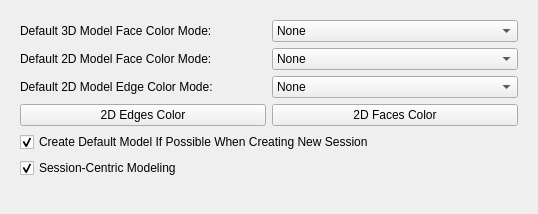
Before: the Qt Designer form Source/Applications/ModelBuilder/pqCMBModelBuilderOptions.ui in cnsuhao/cmb, drawn with Qt 5.
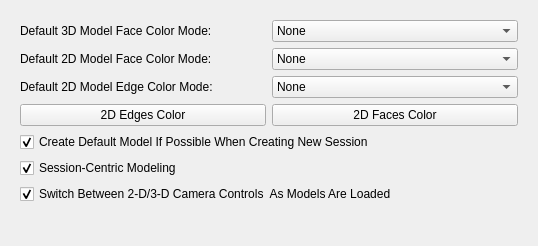
After: the same form once the commit is applied. Custom widgets are drawn as their Qt base class.

Commit message:
Switch camera manipulation mode as models are added.
This includes a user preference for camera manipulation.

What changed in the file:
```diff
--- a/Source/Applications/ModelBuilder/pqCMBModelBuilderOptions.ui
+++ b/Source/Applications/ModelBuilder/pqCMBModelBuilderOptions.ui
@@ -7,7 +7,7 @@
     <x>0</x>
     <y>0</y>
     <width>538</width>
-    <height>214</height>
+    <height>246</height>
    </rect>
   </property>
   <property name="windowTitle">
@@ -155,7 +155,7 @@
          </property>
         </widget>
        </item>
-       <item row="5" column="0" colspan="2">
+       <item row="5" column="0">
         <widget class="QCheckBox" name="sessionCentricModelingBox">
          <property name="text">
           <string>Session-Centric Modeling</string>
@@ -165,7 +165,17 @@
          </property>
         </widget>
        </item>
-       <item row="6" column="1">
+       <item row="6" column="0" colspan="2">
+        <widget class="QCheckBox" name="autoSwitchManipulatorBox">
+         <property name="text">
+          <string>Switch Between 2-D/3-D Camera Controls  As Models Are Loaded</string>
+         </property>
+         <property name="checked">
+          <bool>true</bool>
+         </property>
+        </widget>
+       </item>
+       <item row="7" column="1">
         <spacer name="verticalSpacer">
          <property name="orientation">
           <enum>Qt::Vertical</enum>
```
The commit also changes 7 other files.
